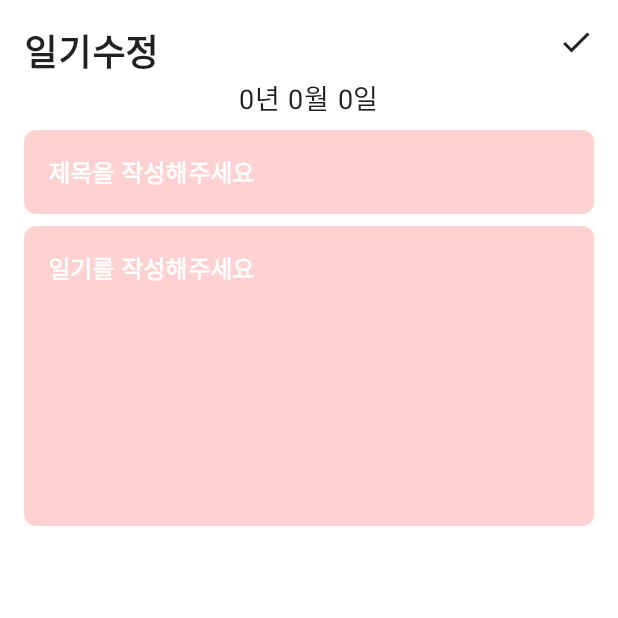
After one commit to zxcmnb05/Todiary, an Android app built with Jetpack Compose: the composable UpdateScreen called with empty values, on a phone screen of 412 x 824 dp, the top half of it. The commit adds this screen. Run offline under Robolectric (Android 15) with nearby library versions, the phone set to English and light mode, and no system bars; our stand-ins replace Dagger/Hilt's generated code, Room's generated code; 1 statement that could not run was skipped.

Commit message:
ADD: 수정 기능 추가, navigation 추가

```diff
--- /dev/null
+++ b/app/src/main/java/com/example/todiary/ui/update/UpdateScreen.kt
@@ -0,0 +1,143 @@
+package com.example.todiary.ui
+
+import android.app.DatePickerDialog
+import android.content.Context
+import android.widget.DatePicker
+import android.widget.Toast
+import androidx.compose.foundation.clickable
+import androidx.compose.foundation.layout.*
+import androidx.compose.foundation.shape.CircleShape
+import androidx.compose.foundation.shape.RoundedCornerShape
+import androidx.compose.material.Icon
+import androidx.compose.material.Text
+import androidx.compose.material.TextField
+import androidx.compose.material.TextFieldDefaults
+import androidx.compose.runtime.Composable
+import androidx.compose.ui.Alignment
+import androidx.compose.ui.Modifier
+import androidx.compose.ui.draw.clip
+import androidx.compose.ui.graphics.Color
+import androidx.compose.ui.platform.LocalContext
+import androidx.compose.ui.res.painterResource
+import androidx.compose.ui.text.font.FontWeight
+import androidx.compose.ui.unit.dp
+import androidx.compose.ui.unit.sp
+import androidx.hilt.navigation.compose.hiltViewModel
+import androidx.navigation.NavController
+import com.example.todiary.R
+import com.example.todiary.ui.theme.Primary
+import com.example.todiary.ui.update.UpdateViewModel
+
+@Composable
+fun UpdateScreen(
+    diaryId: Int,
+    navController: NavController,
+    viewModel: UpdateViewModel = hiltViewModel()
+) {
+    val context = LocalContext.current
+
+    viewModel.getDiary(diaryId)
+
+    Column(
+        modifier = Modifier
+            .fillMaxSize()
+            .padding(horizontal = 16.dp, vertical = 16.dp)
+    ) {
+        TopAppBar(viewModel, "일기수정", navController)
+        ShowDatePicker(context = context, viewModel = viewModel)
+        Write(viewModel = viewModel)
+    }
+}
+
+@Composable
+fun TopAppBar(viewModel: UpdateViewModel, text: String, navController: NavController) {
+    val context = LocalContext.current
+
+    Row(modifier = Modifier.fillMaxWidth(), horizontalArrangement = Arrangement.SpaceBetween) {
+        Text(text = text, fontSize = 24.sp, fontWeight = FontWeight.SemiBold)
+        Box(modifier = Modifier
+            .clip(CircleShape)
+            .clickable {
+                if (viewModel.title.value.isNotEmpty() && viewModel.content.value.isNotEmpty() && viewModel.date.value.isNotEmpty()) {
+                    viewModel.updateDiary()
+                    navController.popBackStack()
+                } else {
+                    Toast
+                        .makeText(context, "게시물을 작성해 주세요", Toast.LENGTH_SHORT)
+                        .show()
+                }
+            }) {
+            Icon(
+                painter = painterResource(id = R.drawable.ic_check),
+                contentDescription = null,
+            )
+        }
+    }
+}
+
+@Composable
+fun Write(viewModel: UpdateViewModel) {
+    Spacer(modifier = Modifier.height(8.dp))
+    UpdateTitle(viewModel)
+    Spacer(modifier = Modifier.height(8.dp))
+    UpdateContent(viewModel)
+}
+
+@Composable
+fun ShowDatePicker(context: Context, viewModel: UpdateViewModel) {
+
+    val datePickerDialog = DatePickerDialog(
+        context,
+        { _: DatePicker, year: Int, month: Int, dayOfMonth: Int ->
+            viewModel.setDate(year, month, dayOfMonth)
+        }, viewModel.year.value, viewModel.month.value, viewModel.day.value
+    )
+    Column(modifier = Modifier.fillMaxWidth(), horizontalAlignment = Alignment.CenterHorizontally) {
+
+        Text(
+            text = "${viewModel.year.value}년 ${viewModel.month.value}월 ${viewModel.day.value}일",
+            fontSize = 18.sp,
+            modifier = Modifier.clickable {
+                datePickerDialog.show()
+            })
+    }
+}
+
+@Composable
+fun UpdateTitle(viewModel: UpdateViewModel) {
+    TextField(
+        modifier = Modifier.fillMaxWidth(),
+        value = viewModel.title.value,
+        colors = TextFieldDefaults.textFieldColors(
+            backgroundColor = Primary,
+            cursorColor = Color.White,
+            disabledLabelColor = Primary,
+            focusedIndicatorColor = Color.Transparent,
+            unfocusedIndicatorColor = Color.Transparent
+        ),
+        shape = RoundedCornerShape(8.dp),
+        singleLine = true,
+        onValueChange = {
+            viewModel.setTitle(it)
+        }, label = { Text(text = "제목을 작성해주세요", color = Color.White) })
+}
+
+@Composable
+fun UpdateContent(viewModel: UpdateViewModel) {
+    TextField(
+        modifier = Modifier
+            .fillMaxWidth()
+            .height(200.dp),
+        value = viewModel.content.value,
+        colors = TextFieldDefaults.textFieldColors(
+            backgroundColor = Primary,
+            cursorColor = Color.White,
+            disabledLabelColor = Primary,
+            focusedIndicatorColor = Color.Transparent,
+            unfocusedIndicatorColor = Color.Transparent
+        ),
+        shape = RoundedCornerShape(8.dp),
+        onValueChange = {
+            viewModel.setContent(it)
+        }, label = { Text(text = "일기를 작성해주세요", color = Color.White) })
+}
--- /dev/null
+++ b/app/src/main/java/com/example/todiary/ui/update/UpdateViewModel.kt
@@ -0,0 +1,81 @@
+package com.example.todiary.ui.update
+
+import android.util.Log
+import androidx.compose.runtime.MutableState
+import androidx.compose.runtime.State
+import androidx.compose.runtime.mutableStateOf
+import androidx.lifecycle.ViewModel
+import androidx.lifecycle.viewModelScope
+import com.example.todiary.data.database.entity.DiaryEntity
+import com.example.todiary.data.repository.DiaryRepository
+import dagger.hilt.android.lifecycle.HiltViewModel
+import kotlinx.coroutines.launch
+import javax.inject.Inject
+
+@HiltViewModel
+class UpdateViewModel @Inject constructor(
+    private val diaryRepository: DiaryRepository
+) : ViewModel() {
+    private val _diary: MutableState<DiaryEntity> = mutableStateOf(
+        DiaryEntity(
+            diaryTitle = "",
+            diaryContent = "",
+            diaryDate = "",
+            diaryIdx = 0
+        )
+    )
+    val diary: State<DiaryEntity> get() = _diary
+
+    private val _title: MutableState<String> = mutableStateOf("")
+    val title: State<String> get() = _title
+
+    private val _content: MutableState<String> = mutableStateOf("")
+    val content: State<String> get() = _content
+
+    private val _date: MutableState<String> = mutableStateOf("")
+    val date: State<String> get() = _date
+
+    val year: MutableState<Int> = mutableStateOf(0)
+    val month: MutableState<Int> = mutableStateOf(0)
+    val day: MutableState<Int> = mutableStateOf(0)
+
+    fun getDiary(diaryId: Int) = viewModelScope.launch {
+        _diary.value = diaryRepository.getDiaryByIdx(diaryId)
+
+        _title.value = diary.value.diaryTitle
+        _content.value = diary.value.diaryContent
+        _date.value = diary.value.diaryDate
+
+        val temp = date.value.split('-')
+        year.value = temp[0].toInt()
+        month.value = temp[1].toInt()
+        day.value = temp[2].toInt()
+    }
+
+    fun setDate(year: Int, month: Int, day: Int) {
+        this.year.value = year
+        this.month.value = month
+        this.day.value = day
+        this._date.value = "${this.year.value}-${this.month.value+1}-${this.day.value}"
+    }
+
+    fun updateDiary() = viewModelScope.launch {
+        diaryRepository.update(
+            diary = DiaryEntity(
+                diaryIdx = diary.value.diaryIdx,
+                diaryTitle = title.value,
+                diaryContent = content.value,
+                diaryDate = date.value,
+                diaryLike = diary.value.diaryLike
+            )
+        )
+    }
+
+    fun setTitle(title: String) {
+        _title.value = title
+    }
+
+    fun setContent(content: String) {
+        _content.value = content
+    }
+}
--- a/app/src/main/res/values/strings.xml
+++ b/app/src/main/res/values/strings.xml
@@ -3,4 +3,7 @@
     <string name="text_calendar">캘린더</string>
     <string name="text_profile">프로필</string>
     <string name="text_write">작성하기</string>
+    <string name="text_diary">일기</string>
+    <string name="text_update">수정</string>
+    <string name="text_diary_list">일기 리스트</string>
 </resources>
```
Also changed, not shown: app/src/main/java/com/example/todiary/ui/TodiaryApp.kt (+26 -7 lines), app/src/main/java/com/example/todiary/ui/profile/ProfileScreen.kt (+3 -9 lines).
